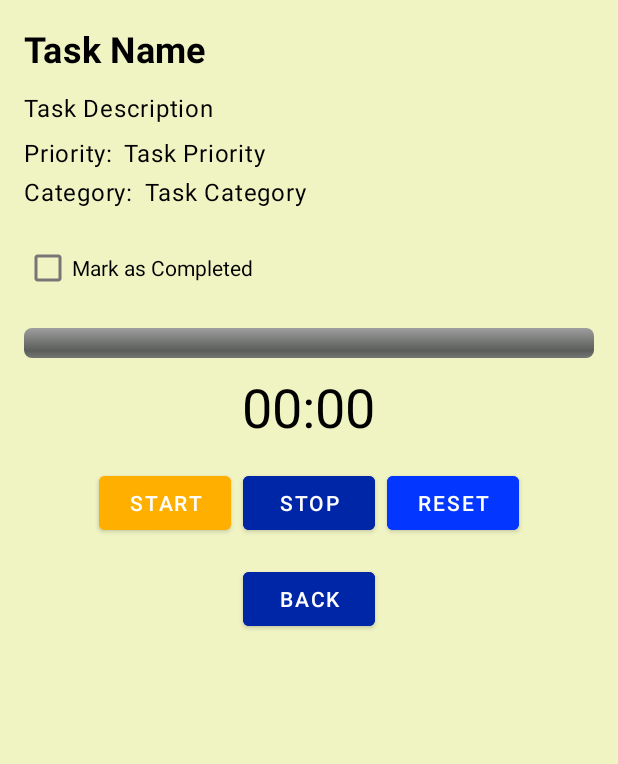
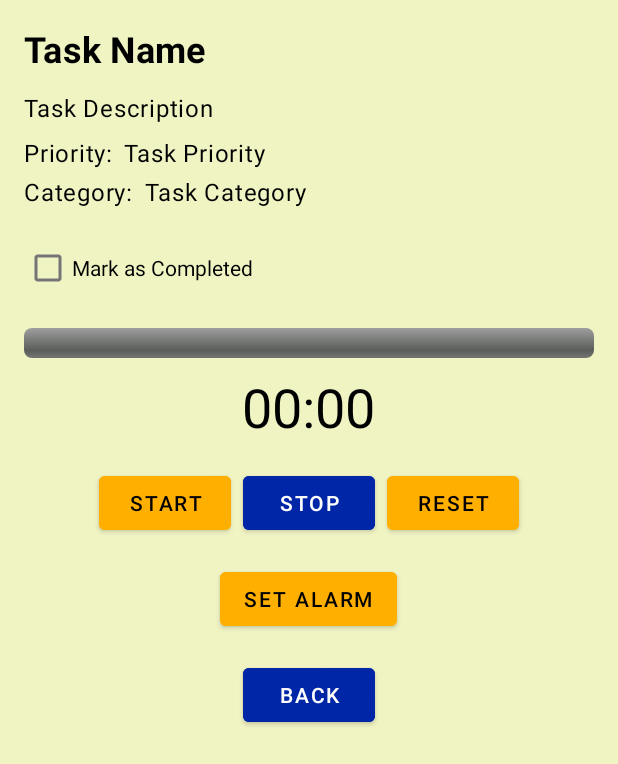
Before and after one commit to SakithaSamarathunga33/TimeManagementApp, an Android app built with Jetpack Compose: the TaskDetailActivity screen opened directly, with no data from a screen before it, on a phone screen of 412 x 824 dp. Shown: the top 764 px of the screen. Run offline under Robolectric (Android 15) with nearby library versions, the phone set to English and light mode, and no system bars; 1 statement that could not run was skipped.

Commit message:
alarm fixed

```diff
--- a/app/src/main/res/layout/activity_task_detail.xml
+++ b/app/src/main/res/layout/activity_task_detail.xml
@@ -127,7 +127,7 @@
             android:layout_height="wrap_content"
             android:text="Start"
             android:backgroundTint="@color/colorInteractivePositive"
-            android:textColor="@color/colorOnPrimary"
+            android:textColor="@color/colorOnTertiary"
             android:layout_marginEnd="8dp"
             android:textAppearance="?attr/textAppearanceButton"/>
 
@@ -146,10 +146,21 @@
             android:layout_width="wrap_content"
             android:layout_height="wrap_content"
             android:text="Reset"
-            android:backgroundTint="@color/colorSecondary"
-            android:textColor="@color/colorOnSecondary"
+            android:backgroundTint="@color/colorInteractivePositive"
+            android:textColor="@color/colorOnTertiary"
             android:textAppearance="?attr/textAppearanceButton"/>
     </LinearLayout>
+
+    <Button
+        android:id="@+id/set_alarm_button"
+        android:layout_width="wrap_content"
+        android:layout_height="wrap_content"
+        android:text="Set Alarm"
+        android:backgroundTint="@color/colorInteractivePositive"
+        android:textColor="@color/colorOnTertiary"
+        android:layout_marginTop="16dp"
+        android:layout_gravity="center"
+        android:textAppearance="?attr/textAppearanceButton"/>
 
     <Button
         android:id="@+id/back_button"
```
Also changed, not shown: app/src/main/AndroidManifest.xml (+12 -6 lines), app/src/main/java/com/example/timemanagementapp/AlarmService.kt (added, +63 -0 lines), app/src/main/java/com/example/timemanagementapp/TaskDetailActivity.kt (+41 -17 lines).
